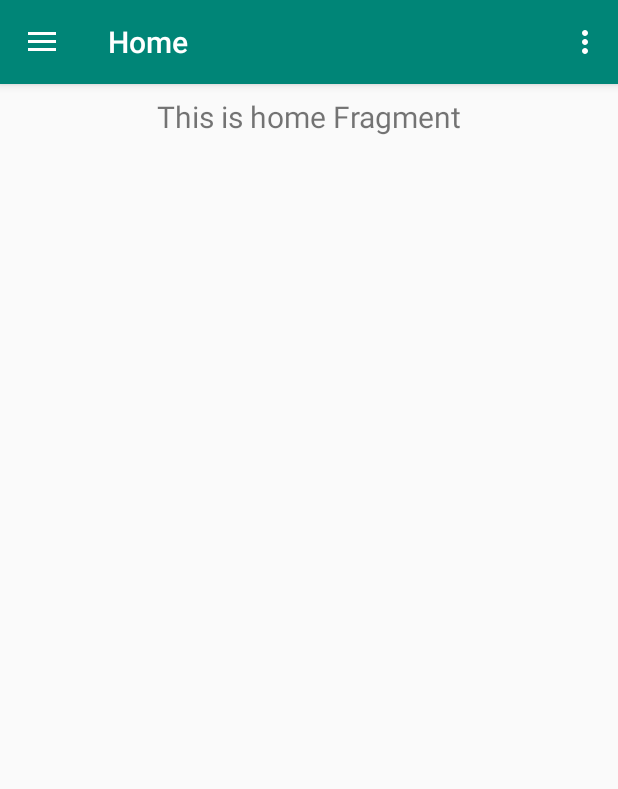
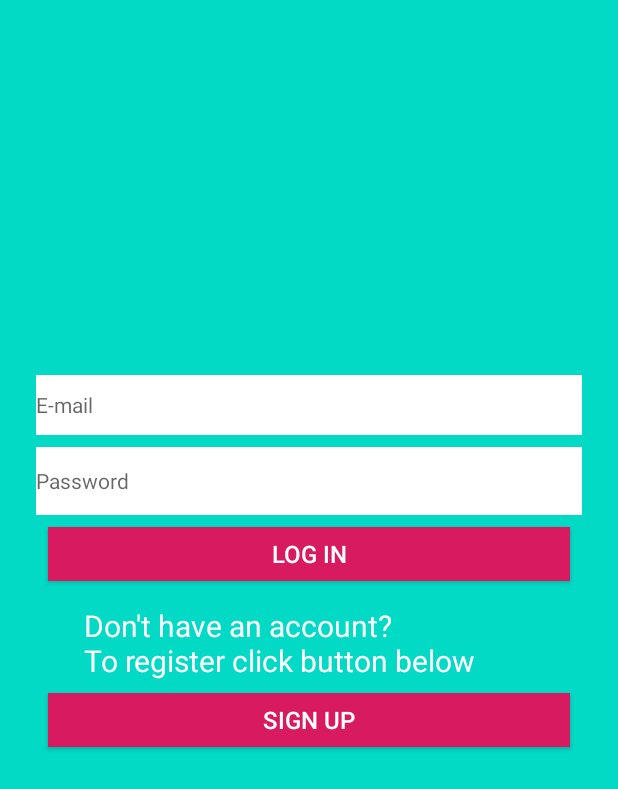
Before and after one commit to edyta-sleziak/CareApp4Carer, an Android app: the screen it shows after launch (MainActivity before the commit, LoginActivity after it), on a phone screen of 412 x 824 dp. Shown: the top 789 px of the screen. Run offline under Robolectric (Android 15) with nearby library versions, the phone set to English and light mode, and no system bars; our stand-ins replace Firebase (no records; nobody signed in at launch, a user with empty details on screens opened directly).

Commit message:
Login activity and Firebase authentication

```diff
--- /dev/null
+++ b/app/src/main/res/layout/activity_login.xml
@@ -0,0 +1,112 @@
+<?xml version="1.0" encoding="utf-8"?>
+<androidx.constraintlayout.widget.ConstraintLayout xmlns:android="http://schemas.android.com/apk/res/android"
+    xmlns:app="http://schemas.android.com/apk/res-auto"
+    xmlns:tools="http://schemas.android.com/tools"
+    android:layout_width="match_parent"
+    android:layout_height="match_parent"
+    android:background="@color/design_default_color_secondary"
+    tools:context=".ui.login.LoginActivity">
+
+    <EditText
+        android:id="@+id/email"
+        android:layout_width="0dp"
+        android:layout_height="40dp"
+        android:layout_marginStart="24dp"
+        android:layout_marginTop="250dp"
+        android:layout_marginEnd="24dp"
+        android:layout_marginBottom="8dp"
+        android:background="@android:color/white"
+        android:hint="@string/hint_emailaddress"
+        android:inputType="textEmailAddress"
+        android:maxLength="25"
+        android:maxLines="1"
+        android:textColor="@color/colorPrimaryDark"
+        android:textSize="14sp"
+        app:layout_constraintBottom_toTopOf="@+id/password"
+        app:layout_constraintEnd_toEndOf="parent"
+        app:layout_constraintHorizontal_bias="0.0"
+        app:layout_constraintStart_toStartOf="parent"
+        app:layout_constraintTop_toTopOf="parent" />
+
+    <EditText
+        android:id="@+id/password"
+        android:layout_width="0dp"
+        android:layout_height="45dp"
+        android:layout_marginStart="24dp"
+        android:layout_marginEnd="24dp"
+        android:background="@android:color/white"
+        android:hint="@string/hint_password"
+        android:inputType="textPassword"
+        android:maxLength="25"
+        android:maxLines="1"
+        android:textColor="@color/colorPrimaryDark"
+        android:textSize="14sp"
+        app:layout_constraintBottom_toTopOf="@+id/login"
+        app:layout_constraintEnd_toEndOf="parent"
+        app:layout_constraintStart_toStartOf="parent"
+        app:layout_constraintTop_toBottomOf="@+id/email" />
+
+    <Button
+        android:id="@+id/login"
+        android:layout_width="0dp"
+        android:layout_height="36dp"
+        android:layout_marginStart="32dp"
+        android:layout_marginTop="8dp"
+        android:layout_marginEnd="32dp"
+        android:layout_marginBottom="8dp"
+        android:background="@color/colorAccent"
+        android:text="@string/btn_login"
+        android:textColor="@android:color/white"
+        android:textSize="16sp"
+        app:layout_constraintBottom_toTopOf="@+id/create_account"
+        app:layout_constraintEnd_toEndOf="parent"
+        app:layout_constraintStart_toStartOf="parent"
+        app:layout_constraintTop_toBottomOf="@+id/password" />
+
+    <TextView
+        android:id="@+id/create_account"
+        android:layout_width="300dp"
+        android:layout_height="wrap_content"
+        android:layout_gravity="center"
+        android:layout_marginStart="8dp"
+        android:layout_marginTop="8dp"
+        android:layout_marginEnd="8dp"
+        android:text="@string/hint_createaccount"
+        android:textColor="@android:color/white"
+        android:textSize="20sp"
+        app:layout_constraintBottom_toTopOf="@+id/signup"
+        app:layout_constraintEnd_toEndOf="parent"
+        app:layout_constraintStart_toStartOf="parent"
+        app:layout_constraintTop_toBottomOf="@+id/login" />
+
+    <Button
+        android:id="@+id/signup"
+        android:layout_width="0dp"
+        android:layout_height="36dp"
+        android:layout_marginStart="32dp"
+        android:layout_marginTop="8dp"
+        android:layout_marginEnd="32dp"
+        android:layout_marginBottom="8dp"
+        android:background="@color/colorAccent"
+        android:text="@string/btn_signup"
+        android:textColor="@android:color/white"
+        android:textSize="16sp"
+        app:layout_constraintBottom_toTopOf="@+id/progressBar"
+        app:layout_constraintEnd_toEndOf="parent"
+        app:layout_constraintStart_toStartOf="parent"
+        app:layout_constraintTop_toBottomOf="@+id/create_account" />
+
+    <ProgressBar
+        android:id="@+id/progressBar"
+        style="@style/Widget.AppCompat.ProgressBar"
+        android:layout_width="40dp"
+        android:layout_height="40dp"
+        android:layout_marginStart="8dp"
+        android:layout_marginEnd="8dp"
+        app:layout_constraintBottom_toTopOf="@+id/signup"
+        app:layout_constraintEnd_toEndOf="parent"
+        app:layout_constraintHorizontal_bias="0.498"
+        app:layout_constraintStart_toStartOf="parent"
+        app:layout_constraintTop_toBottomOf="@+id/create_account" />
+
+</androidx.constraintlayout.widget.ConstraintLayout>
--- a/app/src/main/res/layout/app_bar_main.xml
+++ b/app/src/main/res/layout/app_bar_main.xml
@@ -4,7 +4,7 @@
     xmlns:tools="http://schemas.android.com/tools"
     android:layout_width="match_parent"
     android:layout_height="match_parent"
-    tools:context=".MainActivity">
+    tools:context=".ui.MainActivity">
 
     <com.google.android.material.appbar.AppBarLayout
         android:layout_width="match_parent"
--- a/app/src/main/res/values/strings.xml
+++ b/app/src/main/res/values/strings.xml
@@ -16,4 +16,13 @@
 
     <string name="Completed">Completed Date:</string>
     <string name="CompletedDate">$ dateCompleted</string>
+
+    <string name="hint_emailaddress">E-mail</string>
+    <string name="hint_password">Password</string>
+    <string name="btn_login">Log in</string>
+    <string name="btn_signup">Sign up</string>
+    <string name="hint_createaccount">Don\'t have an account?\nTo register click button below</string>
+    <string name="enter_credentials">Please provide e-mail address and password</string>
+
+
 </resources>
```
Also changed, not shown: app/src/main/AndroidManifest.xml (+5 -2 lines), app/src/main/java/org/wit/careapp4carer/data/firebase/AccountInfoFireStore.kt (+19 -0 lines), app/src/main/java/org/wit/careapp4carer/ui/MainActivity.kt (renamed from app/src/main/java/org/wit/careapp4carer/MainActivity.kt, +8 -5 lines), app/src/main/java/org/wit/careapp4carer/ui/login/LoginActivity.kt (+83 -6 lines), 1 other file.
